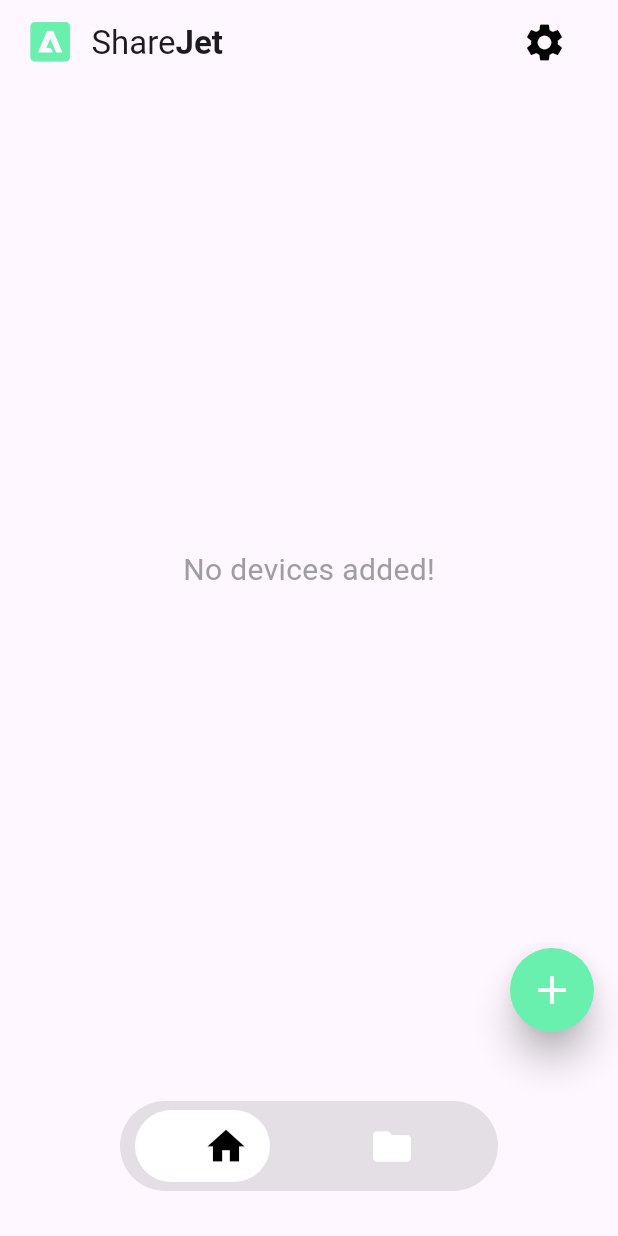
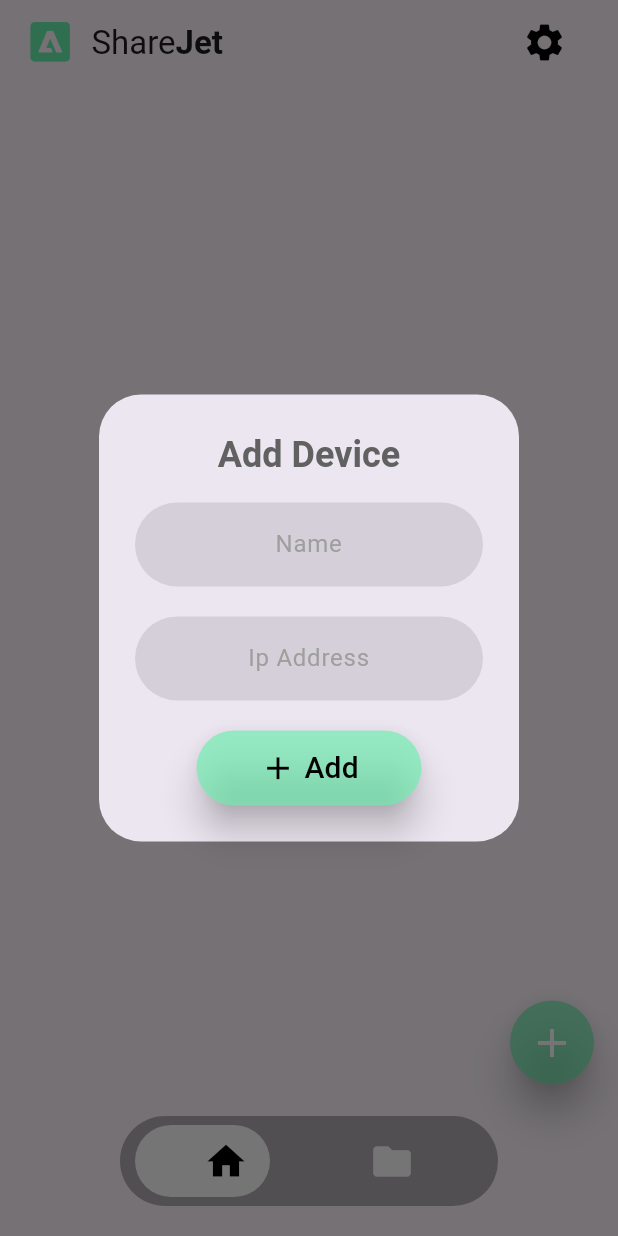
Before and after one commit to YashAkarsh/ShareJet, a Flutter app: the screen it shows after launch, after a tap on the "add" icon, on a phone screen of 412 x 824 dp. Run offline on Flutter 3.47's test engine with Material 3 defaults, Android fonts, the phone set to English and light mode, and no system bars; our stand-ins replace sqflite; accounts and stored records are empty.

Commit message:
added device adition and deletion

```diff
--- a/lib/Screens/Pages/DeviceList_page.dart
+++ b/lib/Screens/Pages/DeviceList_page.dart
@@ -1,20 +1,37 @@
 
 import 'package:flutter/material.dart';
+import 'package:sharejet/Screens/displayDevices.dart';
+import 'package:sharejet/database/db.dart';
 import 'package:sharejet/models/cardDataType.dart';
 
 
 class DeviceListPage extends StatefulWidget {
-  const DeviceListPage({super.key});
+  List<CardType> devices_list;
+  DeviceListPage({super.key,required List<CardType> this.devices_list});
 
   @override
   State<DeviceListPage> createState() => _DeviceListPageState();
 }
 
 class _DeviceListPageState extends State<DeviceListPage> {
+  final DataBase _db=DataBase.instance;
+
+  @override
+  void initState() {
+    super.initState();
+    // fetchDevices();
+  }
+
+  Future<void> deleteDevice(int id) async {
+  await _db.deleteDevice(id);
+  // after deletion, fetch updated devices list and update state
+  final updatedDevices = await _db.getDevices();
+  setState(() {
+    widget.devices_list = updatedDevices;
+  });
+}
   @override
   Widget build(BuildContext context) {
-    List<CardType> devices = [];
-
     return Column(
       children: [
         Expanded(
@@ -22,14 +39,21 @@ class _DeviceListPageState extends State<DeviceListPage> {
             decoration: BoxDecoration(
               // color: Colors.red,
             ),
-            child: devices.isEmpty
+            child: widget.devices_list.isEmpty
                 ? const Center(
                     child: Text(
                       'No devices added!',
                       style: TextStyle(fontSize: 20, color: Colors.grey),
                     ),
                   )
-                : const Center(child: Text('Listing available devices')),
+                : ListView.builder(
+                  padding: EdgeInsets.only(bottom: 50),
+                  itemCount: widget.devices_list.length,
+
+                  itemBuilder: (context,index){
+
+                  return DisplayDevices(id: widget.devices_list[index].id, device_name: widget.devices_list[index].deviceName,ip_address:  widget.devices_list[index].ip,status: widget.devices_list[index].status==0?false:true,onDelete: deleteDevice,);
+                })
           ),
         ),
       ],
--- a/lib/Screens/Pages/FilesPage.dart
+++ b/lib/Screens/Pages/FilesPage.dart
@@ -66,7 +66,7 @@ class _FilesPageState extends State<FilesPage>
             width: 220,
             height: 50,
             decoration: BoxDecoration(
-              color: Colors.greenAccent.withOpacity(0.5),
+              color: const Color.fromARGB(255, 0, 0, 0).withOpacity(0.5),
               borderRadius: BorderRadius.circular(30),
             ),
             child: Stack(
--- /dev/null
+++ b/lib/Screens/addDeviceScreen.dart
@@ -0,0 +1,150 @@
+import 'package:flutter/material.dart';
+import 'package:sharejet/database/db.dart';
+
+class AddDeviceScreen extends StatefulWidget {
+  const AddDeviceScreen({super.key});
+
+  @override
+  State<AddDeviceScreen> createState() => _AddDeviceScreenState();
+}
+
+class _AddDeviceScreenState extends State<AddDeviceScreen> {
+  final DataBase _db=DataBase.instance;
+  final FocusNode _focusNode1 = FocusNode();
+  final FocusNode _focusNode2 = FocusNode();
+
+  bool _isFocused1 = false;
+  bool _isFocused2 = false;
+
+  final TextEditingController _nameController = TextEditingController();
+  final TextEditingController _ipController = TextEditingController();
+
+  String hintName = 'Name';
+  String hintIp = 'Ip Address';
+
+  double width1 = 150.0;
+
+  @override
+  void initState() {
+    // TODO: implement initState
+    super.initState();
+    _focusNode1.addListener(() {
+      setState(() {
+        if (_focusNode1.hasFocus) {
+          _isFocused1 = true;
+          width1 = 300.0;
+          // hintName='';
+        } else {
+          _isFocused1 = false;
+        }
+      });
+    });
+
+    _focusNode2.addListener(() {
+      setState(() {
+        if (_focusNode2.hasFocus) {
+          _isFocused2 = true;
+          // hintIp = '';
+        } else {
+          _isFocused2 = false;
+        }
+      });
+    });
+  }
+
+  void save(String name,String ip) async {
+    print("name: "+name);
+    print("ip: "+ip);
+
+    await _db.updateDevices(name, ip);
+    Navigator.pop(context,true);
+  }
+
+  @override
+  void dispose() {
+    _focusNode1.dispose();
+    _focusNode2.dispose();
+
+    super.dispose();
+  }
+
+  @override
+  Widget build(BuildContext context, {int? id}) {
+    return AlertDialog(
+      title: Text(
+        textAlign: TextAlign.center,
+        id == null ? 'Add Device' : 'Edit Device',
+        style: TextStyle(fontWeight: FontWeight.bold, color: Colors.grey[700]),
+      ),
+      content: Column(
+        mainAxisSize: MainAxisSize.min,
+        spacing: 20,
+        children: [
+          TextField(
+            controller: _nameController,
+            // autofocus: true,
+            focusNode: _focusNode1,
+            cursorColor: Colors.black,
+            decoration: InputDecoration(
+              hintText: _isFocused1 ? '' : 'Name',
+              hintStyle: TextStyle(color: Colors.grey),
+              border: OutlineInputBorder(
+                borderRadius: BorderRadius.circular(50),
+                borderSide: BorderSide.none,
+              ),
+              filled: true,
+              fillColor: Colors.black.withOpacity(0.1),
+            ),
+
+            textAlign: TextAlign.center,
+          ),
+
+          TextField(
+            // autofocus: true,
+            controller: _ipController,
+            keyboardType: TextInputType.number,
+            focusNode: _focusNode2,
+            cursorColor: Colors.black,
+            decoration: InputDecoration(
+              hintText: _isFocused2 ? '' : 'Ip Address',
+              hintStyle: TextStyle(color: Colors.grey),
+              border: OutlineInputBorder(
+                borderRadius: BorderRadius.circular(50),
+                borderSide: BorderSide.none,
+              ),
+              filled: true,
+              fillColor: Colors.black.withOpacity(0.1),
+            ),
+
+            textAlign: TextAlign.center,
+          ),
+          SizedBox(
+            width: 150,
+            height: 50,
+            child: ElevatedButton(
+              onPressed: () => save(_nameController.text,_ipController.text.toString()),
+              style: ElevatedButton.styleFrom(
+                backgroundColor: Colors.greenAccent.withAlpha(420),
+                elevation: 10,
+                shadowColor: Colors.black.withAlpha(250),
+              ),
+
+              child: Row(
+                spacing: 5,
+                mainAxisSize: MainAxisSize.min,
+
+                children: [
+                  Icon(Icons.add, color: Colors.black, size: 25),
+                  Text(
+                    'Add',
+                    style: TextStyle(color: Colors.black, fontSize: 20),
+                  ),
+                ],
+              ),
+            ),
+          ),
+        ],
+      ),
+    );
+  }
+}
--- a/lib/Screens/home_screen.dart
+++ b/lib/Screens/home_screen.dart
@@ -1,10 +1,9 @@
-
-
 import 'package:flutter/material.dart';
 import 'package:sharejet/Screens/Pages/DeviceList_page.dart';
 import 'package:sharejet/Screens/Pages/FilesPage.dart';
+import 'package:sharejet/Screens/addDeviceScreen.dart';
+import 'package:sharejet/database/db.dart';
 import 'package:sharejet/models/cardDataType.dart';
-
 
 class HomeScreen extends StatefulWidget {
   const HomeScreen({super.key});
@@ -14,27 +13,50 @@ class HomeScreen extends StatefulWidget {
 }
 
 class _HomeScreenState extends State<HomeScreen> {
-  final List<Widget> screens = [DeviceListPage(), FilesPage()];
+  final DataBase _db=DataBase.instance;
+  List<CardType> devices=[];
   int pg_index = 0;
 
   @override
   void initState() {
-
     super.initState();
     pg_index = 0;
+    fetchDevices();
   }
 
+  Future<void> fetchDevices() async{
+    final fetchedData=await _db.getDevices();
+    setState(() {
+      devices=fetchedData;
+    });
+  }
 
   @override
   Widget build(BuildContext context) {
+    final List<Widget> screens = [DeviceListPage(devices_list:devices), FilesPage()];
+
     return Scaffold(
-      floatingActionButton: FloatingActionButton(
-        onPressed: () {},
+      floatingActionButtonLocation: FloatingActionButtonLocation.endFloat,
+      floatingActionButton: Padding(
+        padding: const EdgeInsets.only(bottom: 85),
+        child: FloatingActionButton(
+
+          onPressed: () async {
+            await showDialog(
+              context: context,
+              builder: (BuildContext context)  {
+                return const AddDeviceScreen();
+              },
+            );
+            await fetchDevices();
+
+          },
           shape: const CircleBorder(),
-        backgroundColor: Colors.greenAccent.withOpacity(1),
+          backgroundColor: Colors.greenAccent.withOpacity(0.7),
           foregroundColor: Colors.white,
           elevation: 10,
           child: const Icon(Icons.add, size: 32),
+        ),
       ),
 
       appBar: AppBar(
@@ -42,46 +64,49 @@ class _HomeScreenState extends State<HomeScreen> {
           spacing: 10,
           children: [
             Icon(Icons.adobe, size: 35, color: Colors.greenAccent),
-
             Padding(
               padding: const EdgeInsets.only(top: 12, bottom: 10),
               child: Row(
                 children: [
-                  Text('Share'),
-                  Text('Jet', style: TextStyle(fontWeight: FontWeight.bold)),
+                  const Text('Share'),
+                  Text('Jet', style: const TextStyle(fontWeight: FontWeight.bold)),
                 ],
-
               ),
-
             ),
           ],
         ),
-
         actions: [
           Padding(
             padding: const EdgeInsets.only(right: 25),
             child: IconButton(
               onPressed: () {},
-              icon: Icon(
+              icon: const Icon(
                 Icons.settings,
                 size: 30,
-                color: const Color.fromARGB(255, 0, 0, 0),
+                color: Color.fromARGB(255, 0, 0, 0),
               ),
             ),
           ),
         ],
       ),
-      // body:
-      body: screens[pg_index],
-      bottomNavigationBar: Container(
+
+      body: Stack(
+        children: [
+          // Main content
+          Positioned.fill(
+            child: screens[pg_index],
+          ),
+
+          // Floating transparent bottom nav
+          Positioned(
+            left: 0,
+            right: 0,
+            bottom: 20,
+            child: Container(
               height: 60,
-        margin: const EdgeInsets.symmetric(horizontal: 80, vertical: 30),
+              margin: const EdgeInsets.symmetric(horizontal: 80),
               decoration: BoxDecoration(
-          color: const Color.fromARGB(255, 0, 0, 0).withOpacity(0.1),
-          // border: Border.all(
-          //   color: const Color.fromARGB(255, 0, 0, 0).withOpacity(0.25), // frosted border
-          //   width: 0.5,
-          // ),
+                color: Colors.black.withOpacity(0.3), // transparent
                 borderRadius: BorderRadius.circular(40),
               ),
               child: Stack(
@@ -108,7 +133,6 @@ class _HomeScreenState extends State<HomeScreen> {
                     children: [
                       GestureDetector(
                         behavior: HitTestBehavior.translucent,
-
                         onTap: () {
                           setState(() {
                             pg_index = 0;
@@ -146,6 +170,9 @@ class _HomeScreenState extends State<HomeScreen> {
                 ],
               ),
             ),
+          ),
+        ],
+      ),
     );
   }
 }
--- /dev/null
+++ b/lib/database/db.dart
@@ -0,0 +1,75 @@
+import 'package:path/path.dart';
+import 'package:sqflite/sqflite.dart' as sqflite;
+import 'package:sharejet/models/cardDataType.dart';
+
+class DataBase{
+
+  static sqflite.Database? _db;
+
+  static final DataBase instance=DataBase._constructor();
+
+  Future<sqflite.Database> get database async{
+    if(_db!=null) return _db!;
+    _db=await getDataBase();
+    return _db!;
+  }
+
+  DataBase._constructor();
+
+  Future<sqflite.Database> getDataBase() async {
+    final dataBaseDirPath= await sqflite.getDatabasesPath();
+    final dataBasePath=join(dataBaseDirPath,'db.db');
+    final dataBase=await sqflite.openDatabase(
+      dataBasePath,
+      version: 1,
+      onCreate: (db, version) => {
+        db.execute(
+          '''
+          CREATE TABLE devices(
+
+          id INTEGER PRIMARY KEY AUTOINCREMENT UNIQUE,
+          name TEXT DEFAULT 'Device',
+          ip TEXT NOT NULL UNIQUE,
+          status INTEGER NOT NULL DEFAULT 0
+          )
+          '''
+        )
+      },
+    );
+    return dataBase;
+  }
+
+  Future<void> updateDevices(String name,String ip) async{
+    final db=await database;
+    await db.insert('devices', {
+      'name': name,
+      'ip': ip
+    });
+  }
+
+  Future<void> updateDeviceStatus(int id,int status)async{
+    final db=await database;
+    await db.update('devices',
+    where: 'id= ?',
+    whereArgs: [id],
+    {
+      'status':status
+    });
+
+  }
+
+  Future<int> deleteDevice(int id) async{
+    final db=await database;
+    return await db.delete('devices',where: 'id=?',whereArgs: [id]);
+  }
+
+  Future<List<CardType>> getDevices() async{
+    final db=await database;
+    final data=await db.query('devices');
+    List<CardType> cards=data.map(
+      (e)=>CardType(
+      id: e['id'] as int, deviceName: e['name'] as String, ip: e['ip'] as String, status:e['status'] as int)
+      ).toList();
+    return cards;
+  }
+}
--- a/lib/models/cardDataType.dart
+++ b/lib/models/cardDataType.dart
@@ -2,11 +2,13 @@ class CardType{
   final int id;
   final String deviceName;
   final String ip;
+  final status;
 
   CardType({
     required this.id,
     required this.deviceName,
-    required this.ip
+    required this.ip,
+    required this.status
   });
 
 }
--- a/pubspec.yaml
+++ b/pubspec.yaml
@@ -38,6 +38,8 @@ dependencies:
 dev_dependencies:
   flutter_test:
     sdk: flutter
+  sqflite:
+  path:
 
   # The "flutter_lints" package below contains a set of recommended lints to
   # encourage good coding practices. The lint set provided by the package is
```
Also changed, not shown: lib/Screens/displayDevices.dart (added, +134 -0 lines), pubspec.lock, 1 other file. Lines whose indentation alone changed are shown as unchanged.
